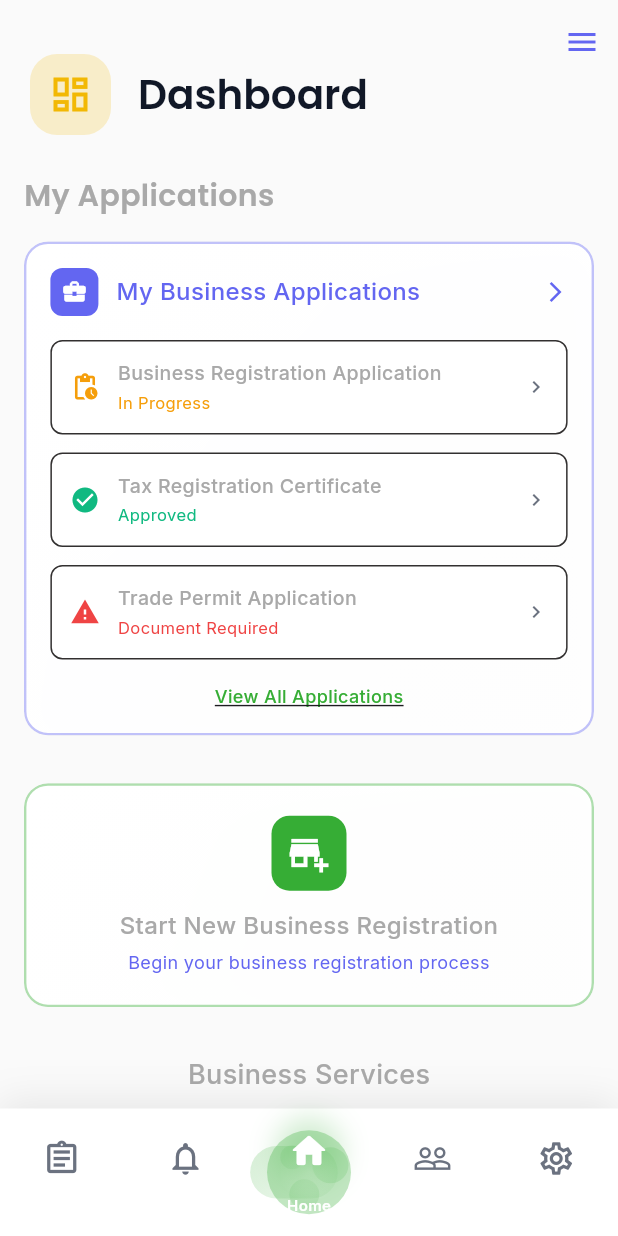
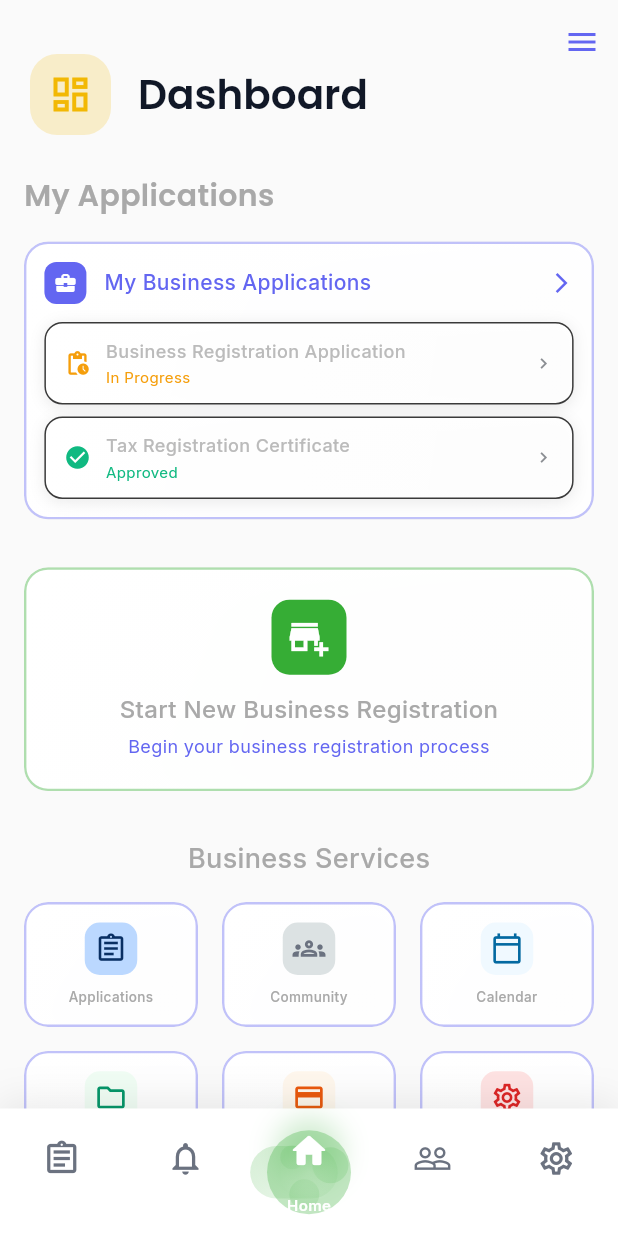
Before and after one commit to NuwanHapuarachchi/vyapara_gateway, a Flutter app: the DashboardHomeView screen opened by its route, on a phone screen of 412 x 824 dp. Run offline on Flutter 3.47's test engine with Material 3 defaults, Android fonts, the phone set to English and light mode, and no system bars; our stand-ins replace file_picker, flutter_riverpod, go_router, google_fonts, percent_indicator, shared_preferences and 1 more; accounts and stored records are empty.

Commit message:
dashboard ui fixing

```diff
--- a/lib/features/dashboard/screens/dashboard_screen.dart
+++ b/lib/features/dashboard/screens/dashboard_screen.dart
@@ -442,7 +442,7 @@ class DashboardHomeView extends ConsumerWidget {
 
         // Applications Card
         GlassCard(
-          padding: const EdgeInsets.all(16),
+          padding: const EdgeInsets.all(12),
           tint: AppColors.primary,
           child: Column(
             crossAxisAlignment: CrossAxisAlignment.start,
@@ -453,8 +453,8 @@ class DashboardHomeView extends ConsumerWidget {
                   Row(
                     children: [
                       Container(
-                        width: 32,
-                        height: 32,
+                        width: 28,
+                        height: 28,
                         decoration: BoxDecoration(
                           color: AppColors.primary,
                           borderRadius: BorderRadius.circular(8),
@@ -462,14 +462,14 @@ class DashboardHomeView extends ConsumerWidget {
                         child: const Icon(
                           Icons.business_center,
                           color: Colors.white,
-                          size: 18,
+                          size: 16,
                         ),
                       ),
                       const SizedBox(width: 12),
                       Text(
                         'My Business Applications',
                         style: GoogleFonts.inter(
-                          fontSize: 16,
+                          fontSize: 14,
                           fontWeight: FontWeight.w500,
                           color: AppColors.primary,
                         ),
@@ -487,7 +487,7 @@ class DashboardHomeView extends ConsumerWidget {
                 ],
               ),
 
-              const SizedBox(height: 16),
+              const SizedBox(height: 12),
 
               // Application items
               _buildApplicationItem(
@@ -498,7 +498,7 @@ class DashboardHomeView extends ConsumerWidget {
                 const Color(0xFFF59E0B),
               ),
 
-              const SizedBox(height: 12),
+              const SizedBox(height: 8),
 
               _buildApplicationItem(
                 context,
@@ -508,32 +508,7 @@ class DashboardHomeView extends ConsumerWidget {
                 const Color(0xFF10B981),
               ),
 
-              const SizedBox(height: 12),
-
-              _buildApplicationItem(
-                context,
-                'Trade Permit Application',
-                'Document Required',
-                Icons.warning,
-                const Color(0xFFEF4444),
-              ),
-
-              const SizedBox(height: 16),
-
-              GestureDetector(
-                onTap: () => AppNavigation.toApplications(context),
-                child: Center(
-                  child: Text(
-                    'View All Applications',
-                    style: GoogleFonts.inter(
-                      fontSize: 12,
-                      fontWeight: FontWeight.w500,
-                      color: AppColors.accent,
-                      decoration: TextDecoration.underline,
-                    ),
-                  ),
-                ),
-              ),
+              // Removed "View All Applications" link for a cleaner card
             ],
           ),
         ),
@@ -549,16 +524,31 @@ class DashboardHomeView extends ConsumerWidget {
     Color statusColor,
   ) {
     return Container(
-      padding: const EdgeInsets.all(12),
+      padding: const EdgeInsets.symmetric(horizontal: 12, vertical: 10),
       decoration: BoxDecoration(
         color: Theme.of(context).colorScheme.surface,
-        borderRadius: BorderRadius.circular(8),
-        border: Border.all(color: const Color(0xFF323030), width: 1),
+        borderRadius: BorderRadius.circular(12),
+        border: Border.all(color: const Color(0xFF3A3A3A), width: 1),
+        boxShadow: [
+          BoxShadow(
+            color: Colors.black.withValues(alpha: 0.08),
+            blurRadius: 8,
+            offset: const Offset(0, 2),
+          ),
+        ],
+        gradient: LinearGradient(
+          begin: Alignment.topLeft,
+          end: Alignment.bottomRight,
+          colors: [
+            Theme.of(context).colorScheme.surface,
+            Theme.of(context).colorScheme.surface.withValues(alpha: 0.9),
+          ],
+        ),
       ),
       child: Row(
         children: [
-          Icon(statusIcon, color: statusColor, size: 20),
-          const SizedBox(width: 12),
+          Icon(statusIcon, color: statusColor, size: 18),
+          const SizedBox(width: 10),
           Expanded(
             child: Column(
               crossAxisAlignment: CrossAxisAlignment.start,
@@ -566,16 +556,16 @@ class DashboardHomeView extends ConsumerWidget {
                 Text(
                   title,
                   style: GoogleFonts.inter(
-                    fontSize: 13,
+                    fontSize: 12,
                     fontWeight: FontWeight.w500,
-                    color: const Color(0xFFA9A9A9),
+                    color: const Color(0xFFBBBBBB),
                   ),
                 ),
                 const SizedBox(height: 2),
                 Text(
                   status,
                   style: GoogleFonts.inter(
-                    fontSize: 11,
+                    fontSize: 10,
                     fontWeight: FontWeight.w400,
                     color: statusColor,
                   ),
@@ -583,7 +573,7 @@ class DashboardHomeView extends ConsumerWidget {
               ],
             ),
           ),
-          const Icon(Icons.chevron_right, color: Color(0xFF6B7280), size: 16),
+          const Icon(Icons.chevron_right, color: Color(0xFF8B8E93), size: 14),
         ],
       ),
     );
```
